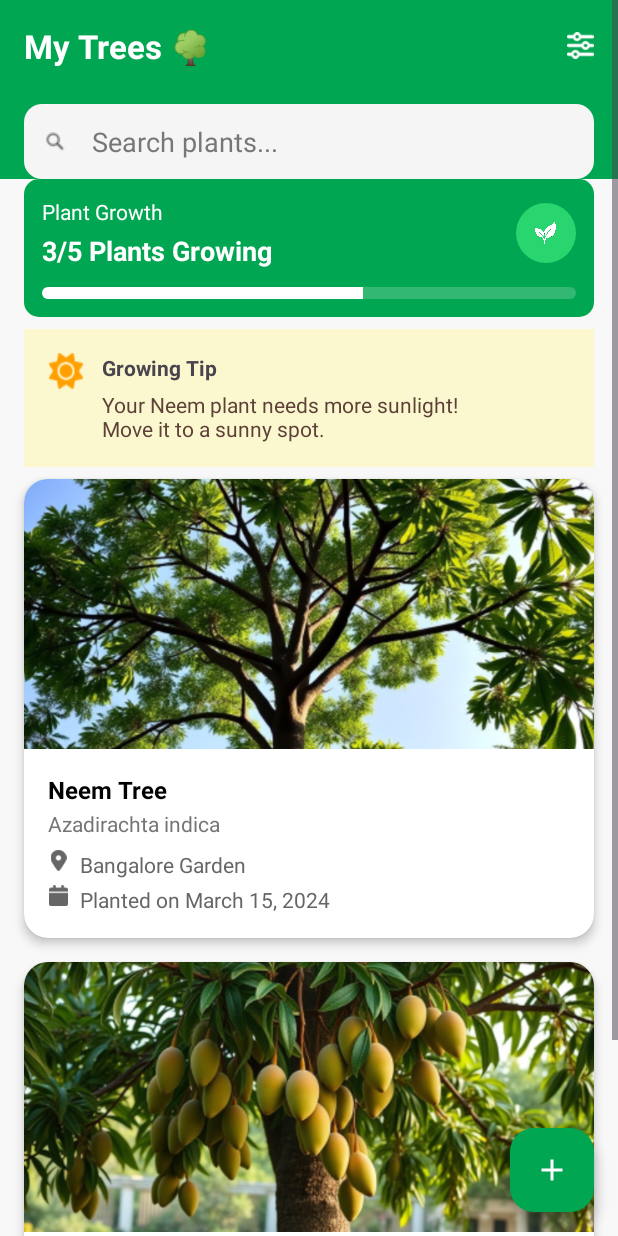
After one commit to thedeepakcodes/vanam, an Android app: the layout my_trees.xml on its own in the app's theme, with its tools: preview values and no code run, on a phone screen of 412 x 824 dp. The commit adds this screen. Run offline under Robolectric (Android 15) with nearby library versions, the phone set to English and light mode, and no system bars.

Commit message:
upload tree and my trees frontend done

```diff
--- /dev/null
+++ b/app/src/main/res/drawable/bg_icon_circle.xml
@@ -0,0 +1,7 @@
+<?xml version="1.0" encoding="utf-8"?>
+<shape xmlns:android="http://schemas.android.com/apk/res/android"
+    android:shape="oval">
+
+    <solid android:color="#28D56E" />
+
+</shape>
--- /dev/null
+++ b/app/src/main/res/drawable/bg_linearlayout.xml
@@ -0,0 +1,9 @@
+<?xml version="1.0" encoding="utf-8"?>
+<shape xmlns:android="http://schemas.android.com/apk/res/android"
+    android:shape="rectangle">
+
+    <solid android:color="#00A651"/>
+
+    <corners android:radius="10dp"/>
+
+</shape>
--- /dev/null
+++ b/app/src/main/res/drawable/bg_search.xml
@@ -0,0 +1,14 @@
+<?xml version="1.0" encoding="utf-8"?>
+<shape xmlns:android="http://schemas.android.com/apk/res/android"
+    android:shape="rectangle">
+
+    <solid android:color="#F5F5F5" />
+
+    <corners android:radius="12dp" />
+
+    <padding
+        android:left="8dp"
+        android:top="8dp"
+        android:right="8dp"
+        android:bottom="8dp" />
+</shape>
--- /dev/null
+++ b/app/src/main/res/drawable/progress_bar_white.xml
@@ -0,0 +1,19 @@
+<layer-list xmlns:android="http://schemas.android.com/apk/res/android">
+    <!-- Background -->
+    <item android:id="@android:id/background">
+        <shape android:shape="rectangle">
+            <corners android:radius="50dp" />
+            <solid android:color="#33FFFFFF" /> <!-- optional light translucent bg -->
+        </shape>
+    </item>
+
+    <!-- Progress -->
+    <item android:id="@android:id/progress">
+        <clip>
+            <shape android:shape="rectangle">
+                <corners android:radius="50dp" />
+                <solid android:color="#FFFFFFFF" />
+            </shape>
+        </clip>
+    </item>
+</layer-list>
--- a/app/src/main/res/layout/layout_challenges_tab.xml
+++ b/app/src/main/res/layout/layout_challenges_tab.xml
@@ -13,7 +13,7 @@
             android:id="@+id/search_challenges_bar"
             android:layout_width="match_parent"
             android:layout_height="48dp"
-            android:background="@color/white"
+            android:background="@drawable/bg_search"
             android:drawableStart="@drawable/ic_search"
             android:drawablePadding="12dp"
             android:paddingStart="15dp"
--- a/app/src/main/res/layout/layout_community_tab.xml
+++ b/app/src/main/res/layout/layout_community_tab.xml
@@ -12,7 +12,7 @@
         android:paddingStart="15dp"
         android:paddingEnd="15dp"
         android:drawableStart="@drawable/ic_search"
-        android:background="@color/white"
+        android:background="@drawable/bg_search"
         android:drawablePadding="12dp"
         android:inputType="text"
         android:singleLine="true"
--- /dev/null
+++ b/app/src/main/res/layout/my_trees.xml
@@ -0,0 +1,342 @@
+<?xml version="1.0" encoding="utf-8"?>
+<FrameLayout xmlns:android="http://schemas.android.com/apk/res/android"
+    xmlns:app="http://schemas.android.com/apk/res-auto"
+    android:layout_width="match_parent"
+    android:layout_height="match_parent"
+    android:background="#F8F8F8">
+
+    <ScrollView
+        android:layout_width="match_parent"
+        android:layout_height="match_parent">
+
+        <LinearLayout
+            android:layout_width="match_parent"
+            android:layout_height="wrap_content"
+            android:orientation="vertical" >
+
+            <LinearLayout
+                android:layout_width="match_parent"
+                android:layout_height="wrap_content"
+                android:orientation="vertical"
+                android:background="#00A651">
+
+                <LinearLayout
+                    android:layout_width="match_parent"
+                    android:layout_height="wrap_content"
+                    android:orientation="horizontal"
+                    android:gravity="center_vertical"
+                    android:padding="16dp"
+                    android:paddingBottom="8dp" >
+
+                    <TextView
+                        android:layout_width="0dp"
+                        android:layout_height="wrap_content"
+                        android:layout_weight="1"
+                        android:text="My Trees 🌳"
+                        android:textSize="22sp"
+                        android:textStyle="bold"
+                        android:textColor="#FFFFFF" />
+
+                    <ImageView
+                        android:layout_width="18dp"
+                        android:layout_height="18dp"
+                        android:src="@drawable/ic_filter_settings"
+                        app:tint="#FFFFFF" />
+                </LinearLayout>
+
+                <EditText
+                    android:layout_width="match_parent"
+                    android:layout_height="50dp"
+                    android:hint="Search plants..."
+                    android:drawableStart="@drawable/ic_search"
+                    android:background="@drawable/bg_search"
+                    android:padding="12dp"
+                    android:drawablePadding="15dp"
+                    android:textColor="#000000"
+                    android:textColorHint="#777777"
+                    android:layout_marginTop="8dp"
+                    android:layout_marginStart="16dp"
+                    android:layout_marginEnd="16dp" />
+            </LinearLayout>
+
+            <LinearLayout
+                android:layout_width="match_parent"
+                android:layout_height="wrap_content"
+                android:orientation="vertical"
+                android:background="@drawable/bg_linearlayout"
+                android:padding="12dp"
+                android:layout_marginEnd="16dp"
+                android:layout_marginStart="16dp"
+                android:layout_marginBottom="8dp" >
+
+                <LinearLayout
+                    android:layout_width="match_parent"
+                    android:layout_height="wrap_content"
+                    android:orientation="horizontal"
+                    android:gravity="center_vertical"
+                    android:layout_marginBottom="12dp">
+
+                    <LinearLayout
+                        android:layout_width="0dp"
+                        android:layout_weight="1"
+                        android:layout_height="wrap_content"
+                        android:orientation="vertical">
+
+                        <TextView
+                            android:layout_width="wrap_content"
+                            android:layout_height="wrap_content"
+                            android:text="Plant Growth"
+                            android:textColor="#FFFFFF" />
+
+                        <TextView
+                            android:layout_width="wrap_content"
+                            android:layout_height="wrap_content"
+                            android:text="3/5 Plants Growing"
+                            android:textStyle="bold"
+                            android:textSize="18sp"
+                            android:textColor="#FFFFFF"
+                            android:layout_marginTop="4dp" />
+                    </LinearLayout>
+
+                    <ImageView
+                        android:layout_width="40dp"
+                        android:layout_height="40dp"
+                        android:layout_marginStart="8dp"
+                        android:background="@drawable/bg_icon_circle"
+                        android:padding="8dp"
+                        android:src="@drawable/ic_leaf" />
+                </LinearLayout>
+
+                <ProgressBar
+                    android:id="@+id/progressBar"
+                    style="?android:attr/progressBarStyleHorizontal"
+                    android:layout_width="match_parent"
+                    android:layout_height="8dp"
+                    android:progress="60"
+                    android:max="100"
+                    android:progressDrawable="@drawable/progress_bar_white"
+                    android:background="@android:color/transparent" />
+
+            </LinearLayout>
+
+            <LinearLayout
+                android:layout_width="match_parent"
+                android:layout_height="wrap_content"
+                android:orientation="horizontal"
+                android:background="#FBF7CF"
+                android:padding="16dp"
+                android:layout_marginBottom="8dp"
+                android:layout_marginStart="16dp"
+                android:layout_marginEnd="16dp">
+
+                <ImageView
+                    android:layout_width="24dp"
+                    android:layout_height="24dp"
+                    android:src="@drawable/ic_sun"
+                    app:tint="#FFA000" />
+
+                <LinearLayout
+                    android:layout_width="wrap_content"
+                    android:layout_height="wrap_content"
+                    android:orientation="vertical">
+
+                    <TextView
+                        android:layout_width="wrap_content"
+                        android:layout_height="wrap_content"
+                        android:text="Growing Tip"
+                        android:textStyle="bold"
+                        android:layout_marginStart="12dp"
+                        android:layout_marginBottom="5dp"/>
+
+                    <TextView
+                        android:layout_width="wrap_content"
+                        android:layout_height="wrap_content"
+                        android:layout_marginStart="12dp"
+                        android:layout_weight="1"
+                        android:text="Your Neem plant needs more sunlight!\nMove it to a sunny spot."
+                        android:textColor="#5D4037" />
+                </LinearLayout>
+            </LinearLayout>
+
+            <androidx.cardview.widget.CardView
+                android:layout_width="match_parent"
+                android:layout_height="wrap_content"
+                android:layout_marginBottom="16dp"
+                app:cardCornerRadius="16dp"
+                app:cardElevation="4dp"
+                android:layout_marginStart="16dp"
+                android:layout_marginEnd="16dp">
+
+                <LinearLayout
+                    android:layout_width="match_parent"
+                    android:layout_height="wrap_content"
+                    android:orientation="vertical">
+
+                    <ImageView
+                        android:layout_width="match_parent"
+                        android:layout_height="180dp"
+                        android:scaleType="centerCrop"
+                        android:src="@drawable/neem_tree" />
+
+                    <LinearLayout
+                        android:layout_width="match_parent"
+                        android:layout_height="wrap_content"
+                        android:orientation="vertical"
+                        android:padding="16dp">
+
+                        <TextView
+                            android:layout_width="wrap_content"
+                            android:layout_height="wrap_content"
+                            android:text="Neem Tree"
+                            android:textStyle="bold"
+                            android:textSize="16sp"
+                            android:textColor="@color/black" />
+
+                        <TextView
+                            android:layout_height="wrap_content"
+                            android:layout_width="wrap_content"
+                            android:text="Azadirachta indica"
+                            android:textColor="#757575"
+                            android:layout_marginTop="2dp" />
+
+                        <LinearLayout
+                            android:layout_width="match_parent"
+                            android:layout_height="wrap_content"
+                            android:orientation="horizontal"
+                            android:layout_marginTop="8dp">
+
+                            <ImageView
+                                android:layout_width="14dp"
+                                android:layout_height="14dp"
+                                android:src="@drawable/ic_location"
+                                app:tint="#666666" />
+
+                            <TextView
+                                android:layout_width="wrap_content"
+                                android:layout_height="wrap_content"
+                                android:text=" Bangalore Garden"
+                                android:textColor="#666666"
+                                android:layout_marginStart="4dp" />
+                        </LinearLayout>
+
+                        <LinearLayout
+                            android:layout_width="match_parent"
+                            android:layout_height="wrap_content"
+                            android:orientation="horizontal"
+                            android:layout_marginTop="4dp">
+
+                            <ImageView
+                                android:layout_width="14dp"
+                                android:layout_height="14dp"
+                                android:src="@drawable/ic_calendar"
+                                app:tint="#666666" />
+
+                            <TextView
+                                android:layout_height="wrap_content"
+                                android:layout_width="wrap_content"
+                                android:text=" Planted on March 15, 2024"
+                                android:textColor="#666666"
+                                android:layout_marginStart="4dp" />
+                        </LinearLayout>
+                    </LinearLayout>
+                </LinearLayout>
+            </androidx.cardview.widget.CardView>
+
+            <androidx.cardview.widget.CardView
+                android:layout_width="match_parent"
+                android:layout_height="wrap_content"
+                android:layout_marginBottom="32dp"
+                app:cardCornerRadius="16dp"
+                app:cardElevation="4dp"
+                android:layout_marginStart="16dp"
+                android:layout_marginEnd="16dp">
+
+                <LinearLayout
+                    android:layout_width="match_parent"
+                    android:layout_height="wrap_content"
+                    android:orientation="vertical">
+
+                    <ImageView
+                        android:layout_width="match_parent"
+                        android:layout_height="180dp"
+                        android:scaleType="centerCrop"
+                        android:src="@drawable/mango_tree" />
+
+                    <LinearLayout
+                        android:layout_width="match_parent"
+                        android:layout_height="wrap_content"
+                        android:orientation="vertical"
+                        android:padding="16dp">
+
+                        <TextView
+                            android:layout_width="wrap_content"
+                            android:layout_height="wrap_content"
+                            android:text="Mango Tree"
+                            android:textStyle="bold"
+                            android:textSize="16sp"
+                            android:textColor="@color/black" />
+
+                        <TextView
+                            android:layout_height="wrap_content"
+                            android:layout_width="wrap_content"
+                            android:text="Mangifera indica"
+                            android:textColor="#757575"
+                            android:layout_marginTop="2dp" />
+
+                        <LinearLayout
+                            android:layout_width="match_parent"
+                            android:layout_height="wrap_content"
+                            android:orientation="horizontal"
+                            android:layout_marginTop="8dp">
+
+                            <ImageView
+                                android:layout_width="16dp"
+                                android:layout_height="16dp"
+                                android:src="@drawable/ic_location"
+                                app:tint="#666666" />
+
+                            <TextView
+                                android:layout_width="wrap_content"
+                                android:layout_height="wrap_content"
+                                android:text=" Home Garden"
+                                android:textColor="#666666"
+                                android:layout_marginStart="4dp" />
+                        </LinearLayout>
+
+                        <LinearLayout
+                            android:layout_width="match_parent"
+                            android:layout_height="wrap_content"
+                            android:orientation="horizontal"
+                            android:layout_marginTop="4dp">
+
+                            <ImageView
+                                android:layout_width="16dp"
+                                android:layout_height="16dp"
+                                android:src="@drawable/ic_calendar"
+                                app:tint="#666666" />
+
+                            <TextView
+                                android:layout_height="wrap_content"
+                                android:layout_width="wrap_content"
+                                android:text=" Planted on February 1, 2024"
+                                android:textColor="#666666"
+                                android:layout_marginStart="4dp" />
+                        </LinearLayout>
+                    </LinearLayout>
+                </LinearLayout>
+            </androidx.cardview.widget.CardView>
+
+        </LinearLayout>
+    </ScrollView>
+
+    <com.google.android.material.floatingactionbutton.FloatingActionButton
+        android:id="@+id/fab_add"
+        android:layout_width="wrap_content"
+        android:layout_height="wrap_content"
+        android:layout_gravity="bottom|end"
+        android:layout_margin="16dp"
+        android:src="@drawable/ic_add_white"
+        android:contentDescription="Add"
+        app:tint="@android:color/white"
+        app:backgroundTint="#00A651" />
+</FrameLayout>
--- /dev/null
+++ b/app/src/main/res/layout/upload_tree.xml
@@ -0,0 +1,97 @@
+<FrameLayout xmlns:android="http://schemas.android.com/apk/res/android"
+    xmlns:app="http://schemas.android.com/apk/res-auto"
+    xmlns:tools="http://schemas.android.com/tools"
+    android:layout_width="match_parent"
+    android:layout_height="match_parent"
+    android:background="@drawable/bg_tree_upload">
+
+    <LinearLayout
+        android:layout_width="match_parent"
+        android:layout_height="match_parent"
+        android:orientation="vertical"
+        android:gravity="center_horizontal"
+        android:padding="16dp"
+        android:layout_marginBottom="72dp"
+        tools:ignore="ExtraText">
+
+        <ImageView
+            android:layout_width="20dp"
+            android:layout_height="20dp"
+            android:src="@drawable/little_bird"
+            android:layout_marginEnd="180dp"
+            android:layout_marginTop="160dp"/>
+
+        <ImageView
+            android:layout_width="200dp"
+            android:layout_height="200dp"
+            android:src="@drawable/ic_sapling"
+            android:layout_marginBottom="16dp" />
+
+        <TextView
+            android:layout_width="wrap_content"
+            android:layout_height="wrap_content"
+            android:text="Upload Your Trees"
+            android:textSize="20sp"
+            android:textColor="@color/black"
+            android:textStyle="bold"
+            android:layout_marginBottom="4dp" />
+
+        <TextView
+            android:layout_width="wrap_content"
+            android:layout_height="wrap_content"
+            android:text="Document and share your planting journey"
+            android:textColor="#666666"
+            android:textSize="14sp"
+            android:layout_marginBottom="16dp" />
+
+        <androidx.cardview.widget.CardView
+            android:layout_width="wrap_content"
+            android:layout_height="wrap_content"
+            android:layout_gravity="center"
+            android:layout_marginTop="12dp"
+            app:cardCornerRadius="0dp"
+            app:cardElevation="6dp"
+            android:padding="12dp"
+            android:background="@color/white">
+
+            <LinearLayout
+                android:layout_width="wrap_content"
+                android:layout_height="wrap_content"
+                android:orientation="vertical"
+                android:gravity="center_horizontal">
+
+                <LinearLayout
+                    android:layout_width="wrap_content"
+                    android:layout_height="wrap_content"
+                    android:orientation="horizontal"
+                    android:gravity="center"
+                    android:layout_marginBottom="8dp">
+
+                    <ImageView
+                        android:layout_width="18dp"
+                        android:layout_height="18dp"
+                        android:src="@drawable/ic_gift" />
+
+                    <TextView
+                        android:layout_width="wrap_content"
+                        android:layout_height="wrap_content"
+                        android:text="  Get green points for each tree!"
+                        android:padding="2dp"
+                        android:textSize="14sp"
+                        android:textColor="#000000" />
+                </LinearLayout>
+
+                <com.google.android.material.button.MaterialButton
+                    android:layout_width="200dp"
+                    android:layout_height="70dp"
+                    android:backgroundTint="@color/black"
+                    app:drawableLeftCompat="@drawable/ic_camera_18x18_no_bg"
+                    app:drawableTint="@color/white"
+                    android:text="Take a Photo"
+                    android:textSize="16dp"
+                    android:textColor="@android:color/white"
+                    app:cornerRadius="0dp" />
+            </LinearLayout>
+        </androidx.cardview.widget.CardView>
+    </LinearLayout>
+</FrameLayout>
```
Also changed, not shown: app/src/main/res/drawable/bg_tree_upload.png (added), app/src/main/res/drawable/ic_calendar.png (added), app/src/main/res/drawable/ic_camera_18x18_no_bg.png (added), app/src/main/res/drawable/ic_filter_settings.png (added), app/src/main/res/drawable/ic_location.png (added), app/src/main/res/drawable/ic_sapling.png (added), app/src/main/res/drawable/ic_sun.png (added), app/src/main/res/drawable/little_bird.png (added), app/src/main/res/drawable/mango_tree.png (added), app/src/main/res/drawable/neem_tree.png (added).
